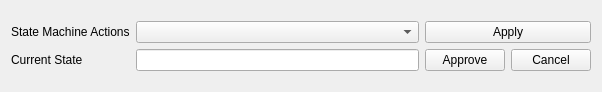
The window that src/collaborative-robotic-sanding/crs_gui/ui/state_machine_interface.ui (Surfacerobot/crs_ws_fanuc) describes before a commit, drawn with Qt 5.
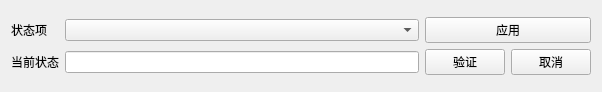
The same window after the commit.

Patch:
```diff
--- a/src/collaborative-robotic-sanding/crs_gui/ui/state_machine_interface.ui
+++ b/src/collaborative-robotic-sanding/crs_gui/ui/state_machine_interface.ui
@@ -22,28 +22,28 @@
      <item row="4" column="3">
       <widget class="QPushButton" name="push_button_sm_cancel">
        <property name="text">
-        <string>Cancel</string>
+        <string>取消</string>
        </property>
       </widget>
      </item>
      <item row="4" column="2">
       <widget class="QPushButton" name="push_button_sm_approve">
        <property name="text">
-        <string>Approve</string>
+        <string>验证</string>
        </property>
       </widget>
      </item>
      <item row="2" column="0">
       <widget class="QLabel" name="label_sm_actions">
        <property name="text">
-        <string>State Machine Actions</string>
+        <string>状态项</string>
        </property>
       </widget>
      </item>
      <item row="4" column="0">
       <widget class="QLabel" name="label_sm_current_state">
        <property name="text">
-        <string>Current State</string>
+        <string>当前状态</string>
        </property>
       </widget>
      </item>
@@ -57,7 +57,7 @@
      <item row="2" column="2" colspan="2">
       <widget class="QPushButton" name="push_button_sm_apply">
        <property name="text">
-        <string>Apply</string>
+        <string>应用</string>
        </property>
       </widget>
      </item>
```
